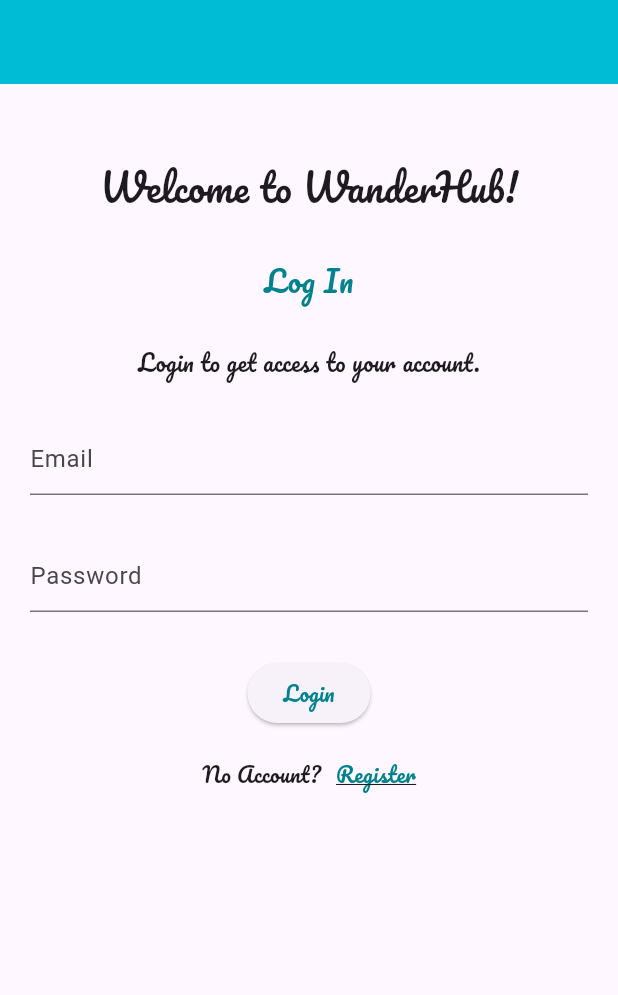
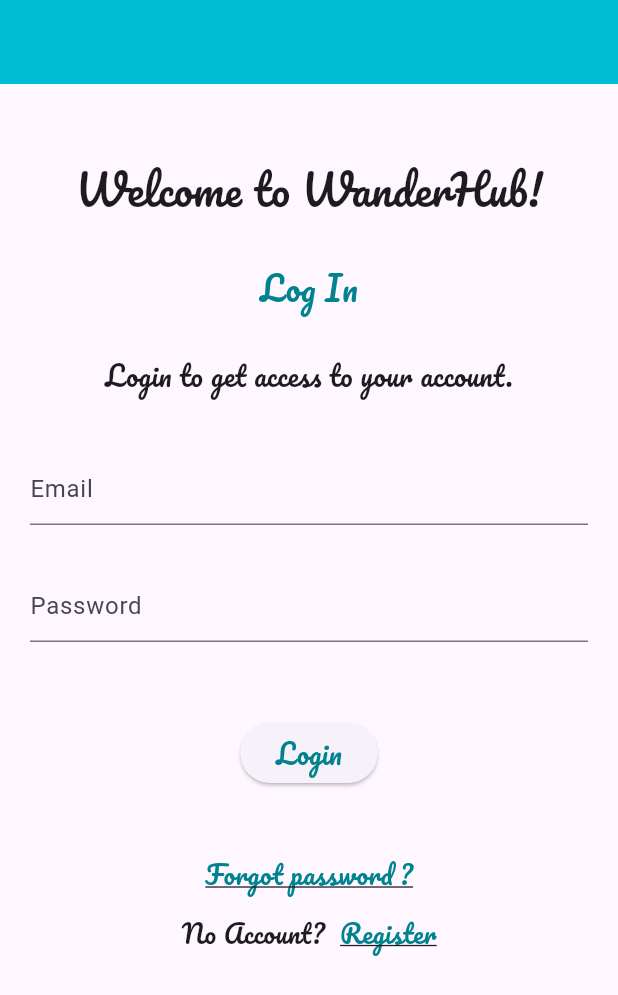
Before and after one commit to mantakanusaiba/WanderHub, a Flutter app: the screen it shows after launch, on a phone screen of 412 x 824 dp. Shown: the top 995 px of the screen. Run offline on Flutter 3.47's test engine with Material 3 defaults, Android fonts, the phone set to English and light mode, and no system bars; our stand-ins replace cloud_firestore, firebase_auth, firebase_core, firebase_storage, flutter_local_notifications, flutter_spinkit and 3 more; accounts and stored records are empty.

Commit message:
forget_password

```diff
--- a/lib/home.dart
+++ b/lib/home.dart
@@ -18,7 +18,6 @@ class _HomeState extends State<Home> {
       context,
       MaterialPageRoute(
         builder: (context) => HomeScreen(),
-        //builder: (context) => const MyApp()
       ),
     );
   }
--- a/lib/login_page.dart
+++ b/lib/login_page.dart
@@ -1,6 +1,7 @@
 import 'package:flutter/material.dart';
 import 'package:flutter_spinkit/flutter_spinkit.dart';
 import 'package:firebase_auth/firebase_auth.dart';
+import 'package:wanderhub/forgetPass.dart';
 import 'package:wanderhub/main.dart';
 import 'databaseService.dart';
 import 'dart:async';
@@ -48,7 +49,7 @@ class _LogInState extends State<LoginPage> {
               'Welcome to WanderHub!',
               style: TextStyle(
               fontFamily: 'Pacifico-Regular',
-                fontSize: 25,
+                fontSize: 28,
               ),
               ),
               SizedBox(
@@ -58,7 +59,7 @@ class _LogInState extends State<LoginPage> {
                 'Log In',
                 style: TextStyle(
                   fontFamily: 'Pacifico-Regular',
-                  fontSize: 20,
+                  fontSize: 22,
                   color:Colors.cyan[800],
                 ),
               ),
@@ -69,11 +70,11 @@ class _LogInState extends State<LoginPage> {
                 'Login to get access to your account.',
                 style: TextStyle(
                   fontFamily: 'Pacifico-Regular',
-                  fontSize: 15,
+                  fontSize: 18,
                 ),
               ),
               SizedBox(
-                height: 30.0,
+                height: 39.0,
               ),
               TextFormField(
                 controller: emailController,
@@ -105,7 +106,7 @@ class _LogInState extends State<LoginPage> {
                 autovalidateMode: AutovalidateMode.onUserInteraction,
               ),
               SizedBox(
-                height: 30.0,
+                height: 50.0,
               ),
               ElevatedButton(
                 onPressed: () async {
@@ -119,11 +120,12 @@ class _LogInState extends State<LoginPage> {
                     );
 
                     if (result is UserCredential) {
+                      login=true;
                       Navigator.pushReplacement(
                         context,
                         MaterialPageRoute(
-                          builder: (context) => HomeScreen(),
-                          //builder: (context) => const MyApp()
+                          //builder: (context) => HomeScreen(),
+                          builder: (context) => const MyApp()
                         ),
                       );
 
@@ -165,12 +167,38 @@ class _LogInState extends State<LoginPage> {
                   style: TextStyle(
                     fontFamily: 'Pacifico-Regular',
                     color: Colors.cyan[800],
+                    fontSize: 18,
                   ),
                 ),
               ),
 
               SizedBox(
-                height: 20,
+                height: 45,
+              ),
+              Column(
+                mainAxisAlignment: MainAxisAlignment.center,
+                children: [
+                  GestureDetector(
+                    onTap: () {
+                      Navigator.push(
+                        context,
+                        MaterialPageRoute(
+                          builder: (context) => ForgotPasswordPage(),
+                        ),
+                      );
+                    },
+                    child: Text(
+                      'Forgot password ?',
+                      style: TextStyle(
+                        decoration: TextDecoration.underline,
+                        color: Colors.cyan[800],
+                        fontSize: 17,
+                        fontFamily: 'Pacifico-Regular',
+                      ),
+                    ),
+                  ),
+                  SizedBox(
+                    height: 15,
                   ),
                   Row(
                     mainAxisAlignment: MainAxisAlignment.center,
@@ -179,6 +207,7 @@ class _LogInState extends State<LoginPage> {
                         "No Account?",
                         style: TextStyle(
                           fontFamily: 'Pacifico-Regular',
+                          fontSize: 17,
                         ),
                       ),
                       SizedBox(
@@ -194,8 +223,11 @@ class _LogInState extends State<LoginPage> {
                             decoration: TextDecoration.underline,
                             color: Colors.cyan[800],
                             fontFamily: 'Pacifico-Regular',
+                            fontSize: 17,
                           ),
                         ),
+                      ),
+                    ],
                   ),
                 ],
               ),
```
Also changed, not shown: lib/forgetPass.dart (added, +177 -0 lines), lib/main.dart (+9 -34 lines). Lines whose indentation alone changed are shown as unchanged.
